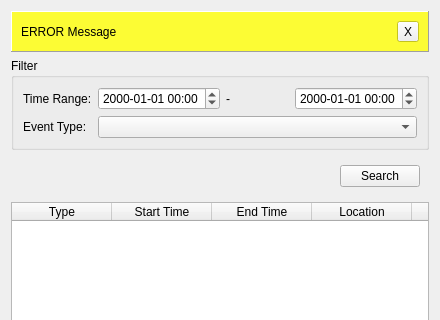
Old version of the form solarviewer/resource/download_event.ui in the repository RobertJaro/solar-viewer; both pictures show x 0 to 440 and y 0 to 320 of the 440 by 733 pixel window.
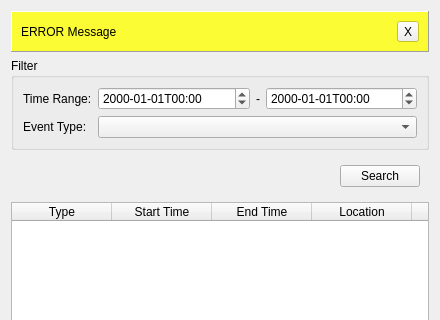
New version of the form.

What changed in the file:
```diff
--- a/solarviewer/resource/download_event.ui
+++ b/solarviewer/resource/download_event.ui
@@ -143,8 +143,14 @@
                                     </property>
                                     <item>
                                         <widget class="QDateTimeEdit" name="from_date">
+                                            <property name="sizePolicy">
+                                                <sizepolicy hsizetype="MinimumExpanding" vsizetype="Fixed">
+                                                    <horstretch>0</horstretch>
+                                                    <verstretch>0</verstretch>
+                                                </sizepolicy>
+                                            </property>
                                             <property name="displayFormat">
-                                                <string>yyyy-MM-dd hh:mm</string>
+                                                <string>yyyy-MM-ddThh:mm</string>
                                             </property>
                                         </widget>
                                     </item>
@@ -157,8 +163,14 @@
                                     </item>
                                     <item>
                                         <widget class="QDateTimeEdit" name="to_date">
+                                            <property name="sizePolicy">
+                                                <sizepolicy hsizetype="MinimumExpanding" vsizetype="Fixed">
+                                                    <horstretch>0</horstretch>
+                                                    <verstretch>0</verstretch>
+                                                </sizepolicy>
+                                            </property>
                                             <property name="displayFormat">
-                                                <string>yyyy-MM-dd hh:mm</string>
+                                                <string>yyyy-MM-ddThh:mm</string>
                                             </property>
                                         </widget>
                                     </item>
```
